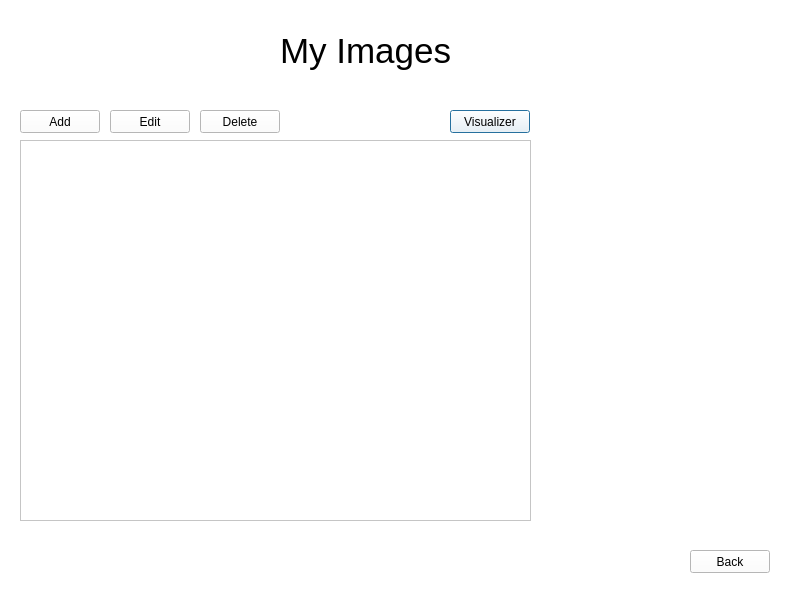
First picture: the form in imagesdialog.ui, repository Gambo2907/Proyecto-3---GalleryTEC, before the edit.
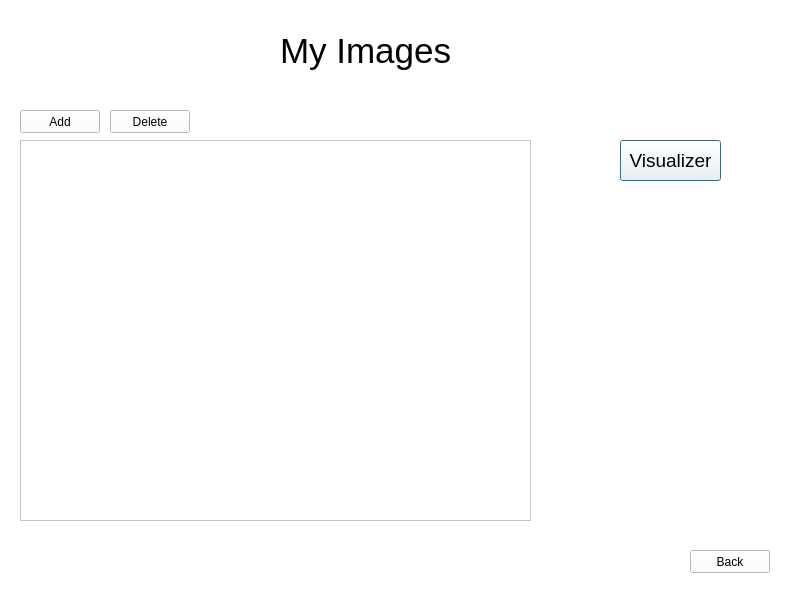
Second picture: the form after the edit.

```diff
--- a/imagesdialog.ui
+++ b/imagesdialog.ui
@@ -80,12 +80,17 @@
   <widget class="QPushButton" name="pushButton_IVisualizer">
    <property name="geometry">
     <rect>
-     <x>450</x>
-     <y>110</y>
-     <width>80</width>
-     <height>23</height>
+     <x>620</x>
+     <y>140</y>
+     <width>101</width>
+     <height>41</height>
     </rect>
    </property>
+   <property name="font">
+    <font>
+     <pointsize>14</pointsize>
+    </font>
+   </property>
    <property name="text">
     <string>Visualizer</string>
    </property>
@@ -93,7 +98,7 @@
   <widget class="QPushButton" name="pushButton_IDelete">
    <property name="geometry">
     <rect>
-     <x>200</x>
+     <x>110</x>
      <y>110</y>
      <width>80</width>
      <height>23</height>
@@ -134,19 +139,6 @@
     <string>Add</string>
    </property>
   </widget>
-  <widget class="QPushButton" name="pushButton_IEdit">
-   <property name="geometry">
-    <rect>
-     <x>110</x>
-     <y>110</y>
-     <width>80</width>
-     <height>23</height>
-    </rect>
-   </property>
-   <property name="text">
-    <string>Edit</string>
-   </property>
-  </widget>
   <widget class="QPushButton" name="pushButton_Iback">
    <property name="geometry">
     <rect>
```
